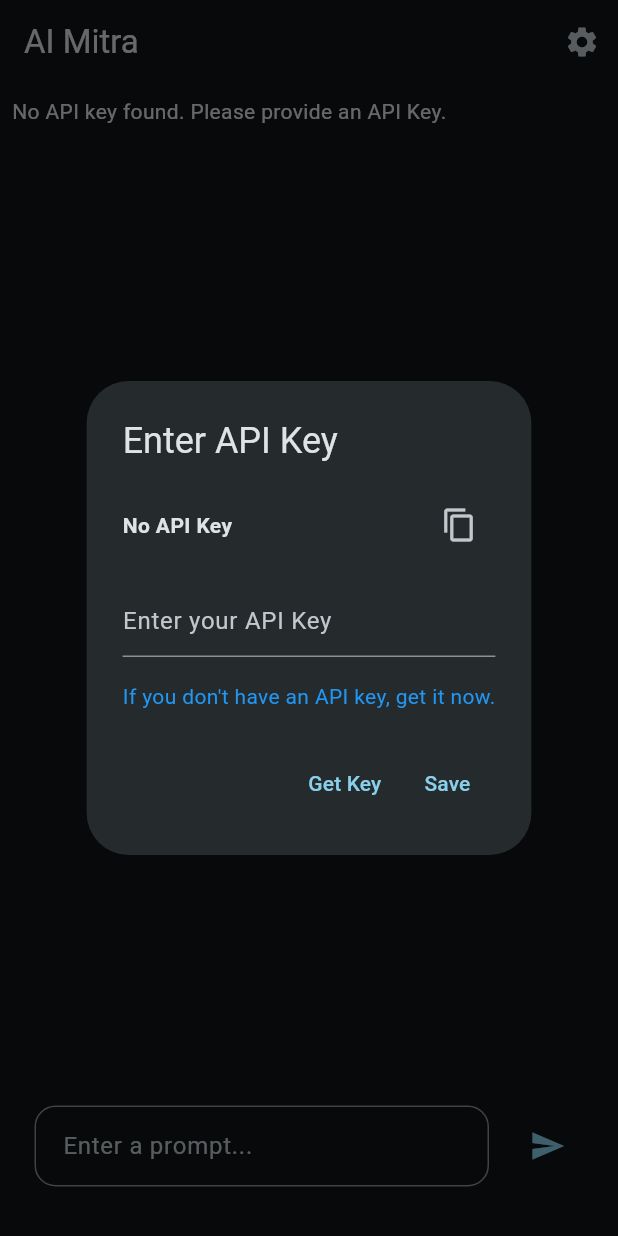
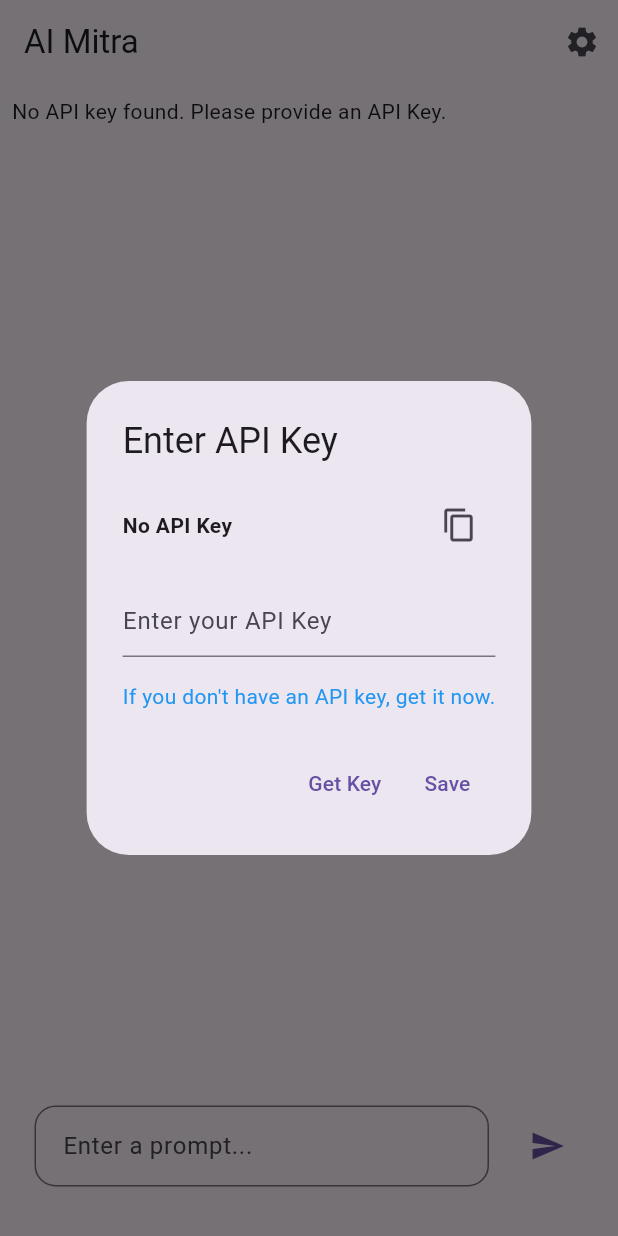
Before and after one commit to sapatevaibhav/ai_mitra, a Flutter app: the screen it shows after launch, on a phone screen of 412 x 824 dp. Run offline on Flutter 3.47's test engine with Material 3 defaults, Android fonts, the phone set to English and light mode, and no system bars; our stand-ins replace adaptive_theme, flutter_markdown, google_generative_ai, shared_preferences.

Commit message:
added change theme option (dark/light)

```diff
--- a/lib/main.dart
+++ b/lib/main.dart
@@ -1,5 +1,5 @@
 import 'package:flutter/material.dart';
-
+import 'package:adaptive_theme/adaptive_theme.dart';
 import 'chat_screen.dart';
 
 void main() {
@@ -9,30 +9,22 @@
 }
 
 class GenerativeAISample extends StatelessWidget {
-  const GenerativeAISample({Key? key})
-      : super(
-          key: key,
-        );
+  const GenerativeAISample({Key? key}) : super(key: key);
 
   @override
   Widget build(BuildContext context) {
-    return MaterialApp(
-      title: 'AI Mitra',
-      debugShowCheckedModeBanner: false,
-      theme: ThemeData(
-        colorScheme: ColorScheme.fromSeed(
-          brightness: Brightness.dark,
-          seedColor: const Color.fromARGB(
-            255,
-            171,
-            222,
-            244,
-          ),
+    return AdaptiveTheme(
+      light: ThemeData.light(),
+      dark: ThemeData.dark(),
+      initial: AdaptiveThemeMode.light,
+      builder: (lightTheme, darkTheme) => MaterialApp(
+        title: 'AI Mitra',
+        debugShowCheckedModeBanner: false,
+        theme: lightTheme,
+        darkTheme: darkTheme,
+        home: const ChatScreen(
+          title: 'AI Mitra',
         ),
-        useMaterial3: true,
-      ),
-      home: const ChatScreen(
-        title: 'AI Mitra',
       ),
     );
   }
--- a/pubspec.yaml
+++ b/pubspec.yaml
@@ -39,6 +39,7 @@ dependencies:
   flutter_markdown: ^0.6.19
   shared_preferences: ^2.2.2
   url_launcher: ^6.2.4
+  adaptive_theme: ^3.6.0
 
 dev_dependencies:
   flutter_test:
```
Also changed, not shown: lib/settings.dart (+40 -2 lines), pubspec.lock.
